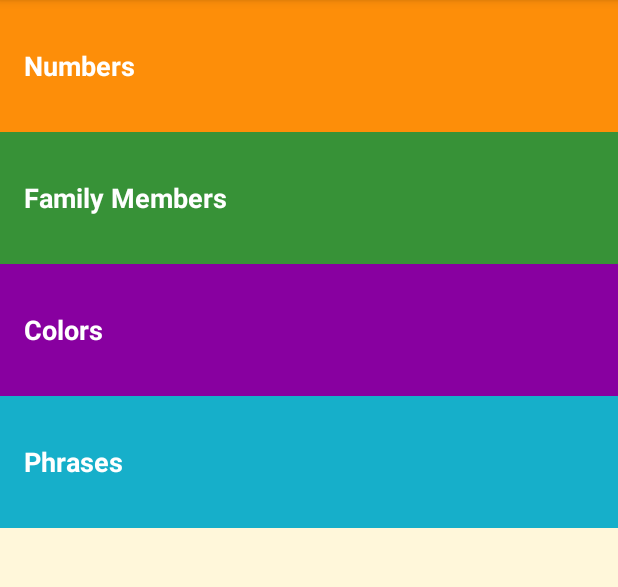
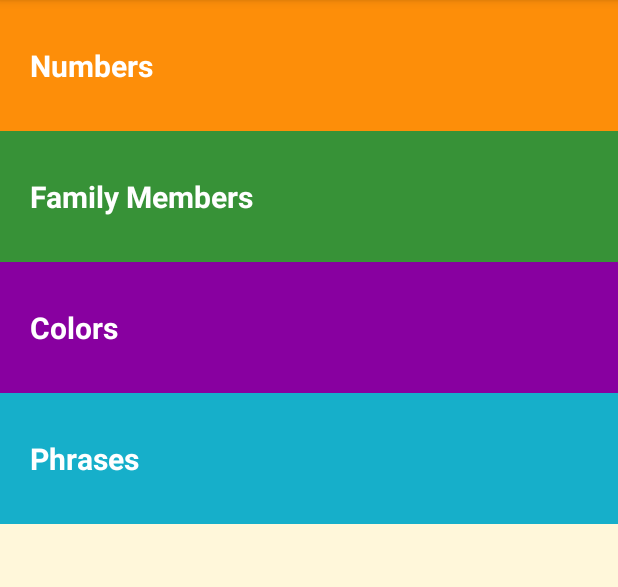
Before and after one commit to Christinepeng/LearningChineseBasicWordApp, an Android app: the screen it shows after launch (MainActivity), on a phone screen of 412 x 824 dp, the part 84-671 px from its top. Run offline under Robolectric (Android 15) with nearby library versions, the phone set to English and light mode, and no system bars.

Commit message:
MainActivity change to RecyclerView

```diff
--- /dev/null
+++ b/app/src/main/java/com/renameExample/android/learnChinese/view/CategoryAdapter.kt
@@ -0,0 +1,46 @@
+package com.renameExample.android.learnChinese.view
+
+import android.support.v4.content.ContextCompat
+import android.support.v7.widget.RecyclerView
+import android.view.LayoutInflater
+import android.view.View
+import android.view.ViewGroup
+import android.widget.TextView
+import com.renameExample.android.learnChinese.R
+
+class CategoryAdapter(private val categories: List<String>) :
+    RecyclerView.Adapter<CategoryAdapter.ViewHolder>() {
+
+    inner class ViewHolder(itemView: View) : RecyclerView.ViewHolder(itemView) {
+        val categoryTextView: TextView = itemView.findViewById(R.id.categoryTextView)
+
+        init {
+            itemView.setOnClickListener { view ->
+                (view.context as MainActivity).onCategoryClicked(view)
+            }
+        }
+    }
+
+    override fun onCreateViewHolder(parent: ViewGroup, viewType: Int): ViewHolder {
+        val view = LayoutInflater.from(parent.context)
+            .inflate(R.layout.item_category, parent, false)
+        return ViewHolder(view)
+    }
+
+    override fun onBindViewHolder(holder: ViewHolder, position: Int) {
+        val category = categories[position]
+        holder.categoryTextView.text = category
+        when (position) {
+            0 -> holder.itemView.setBackgroundColor(ContextCompat.getColor(holder.itemView.context, R.color.category_numbers))
+            1 -> holder.itemView.setBackgroundColor(ContextCompat.getColor(holder.itemView.context, R.color.category_family))
+            2 -> holder.itemView.setBackgroundColor(ContextCompat.getColor(holder.itemView.context, R.color.category_colors))
+            3 -> holder.itemView.setBackgroundColor(ContextCompat.getColor(holder.itemView.context, R.color.category_phrases))
+            else -> holder.itemView.setBackgroundColor(ContextCompat.getColor(holder.itemView.context, R.color.category_numbers))
+        }
+        holder.itemView.tag = category
+    }
+
+    override fun getItemCount(): Int {
+        return categories.size
+    }
+}
--- a/app/src/main/java/com/renameExample/android/learnChinese/view/MainActivity.kt
+++ b/app/src/main/java/com/renameExample/android/learnChinese/view/MainActivity.kt
@@ -1,63 +1,42 @@
 package com.renameExample.android.learnChinese.view
 
-import android.arch.lifecycle.MutableLiveData
-import android.arch.lifecycle.Observer
 import android.content.Intent
 import android.os.Bundle
 import android.support.v7.app.AppCompatActivity
+import android.support.v7.widget.LinearLayoutManager
 import android.view.View
-import android.widget.TextView
 import com.renameExample.android.learnChinese.R
 import com.renameExample.android.learnChinese.databinding.ActivityMainBinding
 
 class MainActivity : AppCompatActivity() {
     private val binding: ActivityMainBinding by lazy { ActivityMainBinding.inflate(layoutInflater) }
-    private val numbersLiveData = MutableLiveData<Boolean>()
-    private val familyLiveData = MutableLiveData<Boolean>()
-    private val colorsLiveData = MutableLiveData<Boolean>()
-    private val phrasesLiveData = MutableLiveData<Boolean>()
+
     override fun onCreate(savedInstanceState: Bundle?) {
         super.onCreate(savedInstanceState)
         setContentView(binding.root)
 
-        binding.numbers.setOnClickListener {
-            numbersLiveData.value = true
-        }
-
-        binding.family.setOnClickListener {
-            familyLiveData.value = true
-        }
-
-        binding.colors.setOnClickListener {
-            colorsLiveData.value = true
-        }
-
-        binding.phrases.setOnClickListener {
-            phrasesLiveData.value = true
-        }
-
-        observeLiveData()
+        binding.categoryRecyclerView.layoutManager = LinearLayoutManager(this)
+        binding.categoryRecyclerView.adapter = CategoryAdapter(getCategories())
     }
 
-    private fun observeLiveData() {
-        numbersLiveData.observe(this, Observer {
-            val numbersIntent = Intent(this@MainActivity, NumbersActivity::class.java)
-            startActivity(numbersIntent)
-        })
+    private fun getCategories(): List<String> {
+        return listOf(
+            getString(R.string.category_numbers),
+            getString(R.string.category_family),
+            getString(R.string.category_colors),
+            getString(R.string.category_phrases)
+        )
+    }
 
-        familyLiveData.observe(this, Observer {
-            val familyIntent = Intent(this@MainActivity, FamilyActivity::class.java)
-            startActivity(familyIntent)
-        })
-
-        colorsLiveData.observe(this, Observer {
-            val colorsIntent = Intent(this@MainActivity, ColorsActivity::class.java)
-            startActivity(colorsIntent)
-        })
-
-        phrasesLiveData.observe(this, Observer {
-            val phrasesIntent = Intent(this@MainActivity, PhrasesActivity::class.java)
-            startActivity(phrasesIntent)
-        })
+    fun onCategoryClicked(view: View) {
+        val categoryName = view.tag as String
+        val intent = when (categoryName) {
+            getString(R.string.category_numbers) -> Intent(this, NumbersActivity::class.java)
+            getString(R.string.category_family) -> Intent(this, FamilyActivity::class.java)
+            getString(R.string.category_colors) -> Intent(this, ColorsActivity::class.java)
+            getString(R.string.category_phrases) -> Intent(this, PhrasesActivity::class.java)
+            else -> null
+        }
+        startActivity(intent)
     }
 }
--- a/app/src/main/res/layout/activity_main.xml
+++ b/app/src/main/res/layout/activity_main.xml
@@ -7,51 +7,9 @@
     android:orientation="vertical"
     tools:context="com.renameExample.android.learnChinese.view.MainActivity">
 
-    <!-- Numbers category -->
-    <FrameLayout
+    <android.support.v7.widget.RecyclerView
+        android:id="@+id/categoryRecyclerView"
         android:layout_width="match_parent"
-        android:layout_height="wrap_content"
-        android:background="@color/category_numbers">
-        <TextView
-            android:id="@+id/numbers"
-            style="@style/CategoryStyle"
-            android:background="?android:attr/selectableItemBackground"
-            android:text="@string/category_numbers" />
-    </FrameLayout>
+        android:layout_height="wrap_content"/>
 
-    <!-- Family category -->
-    <FrameLayout
-        android:layout_width="match_parent"
-        android:layout_height="wrap_content"
-        android:background="@color/category_family">
-        <TextView
-            android:id="@+id/family"
-            style="@style/CategoryStyle"
-            android:background="?android:attr/selectableItemBackground"
-            android:text="@string/category_family" />
-    </FrameLayout>
-
-    <!-- Colors category -->
-    <FrameLayout
-        android:layout_width="match_parent"
-        android:layout_height="wrap_content"
-        android:background="@color/category_colors">
-        <TextView
-            android:id="@+id/colors"
-            style="@style/CategoryStyle"
-            android:background="?android:attr/selectableItemBackground"
-            android:text="@string/category_colors" />
-    </FrameLayout>
-
-    <!-- Phrases category -->
-    <FrameLayout
-        android:layout_width="match_parent"
-        android:layout_height="wrap_content"
-        android:background="@color/category_phrases">
-        <TextView
-            android:id="@+id/phrases"
-            style="@style/CategoryStyle"
-            android:background="?android:attr/selectableItemBackground"
-            android:text="@string/category_phrases" />
-    </FrameLayout>
 </LinearLayout>
--- /dev/null
+++ b/app/src/main/res/layout/item_category.xml
@@ -0,0 +1,11 @@
+<?xml version="1.0" encoding="utf-8"?>
+<TextView xmlns:android="http://schemas.android.com/apk/res/android"
+    android:id="@+id/categoryTextView"
+    android:layout_width="match_parent"
+    android:layout_height="wrap_content"
+    style="@style/CategoryStyle"
+    android:padding="30dp"
+    android:paddingStart="20dp"
+    android:textSize="20sp"
+    android:textColor="@android:color/white"
+    android:foreground="?android:attr/selectableItemBackground" />
```
